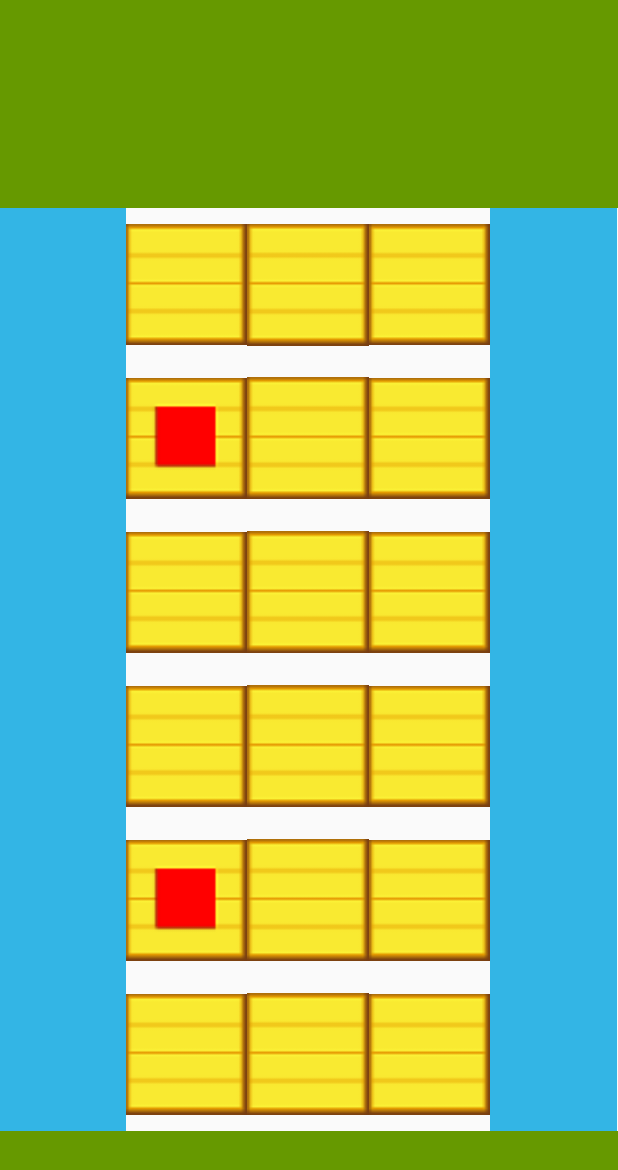
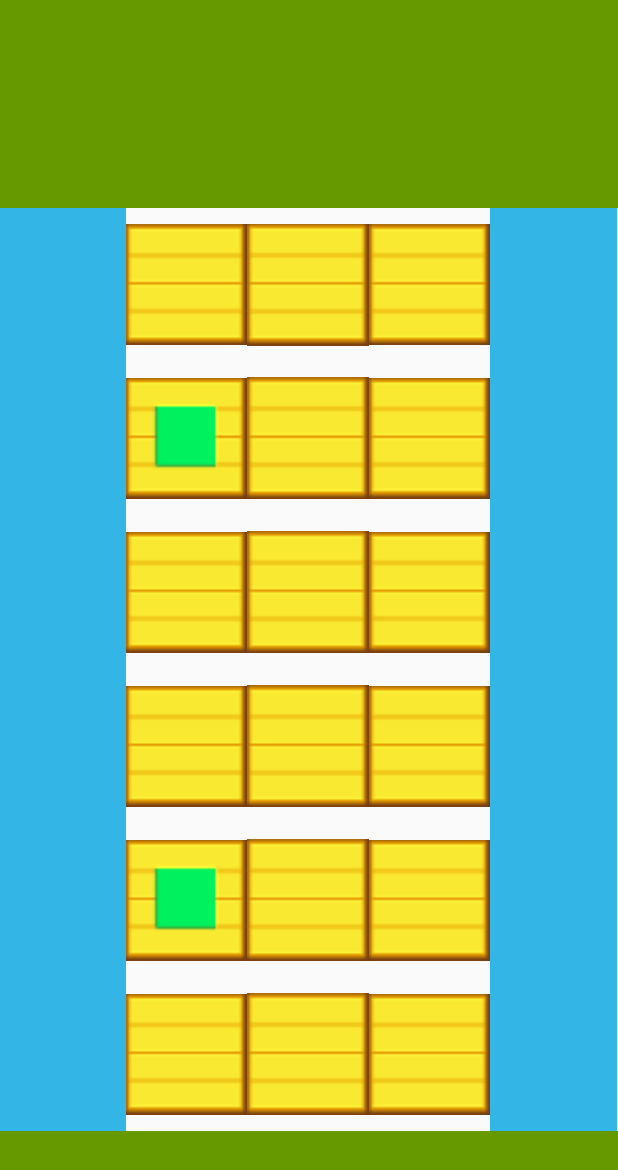
Before and after one commit to quintanw891/BridgeAssault, an Android app: the screen it shows after launch (GameActivity), after a tap on "EASY", on a phone screen of 412 x 824 dp. Shown: the top 1170 px of the screen. Run offline under Robolectric (Android 15) with nearby library versions, the phone set to English and light mode, and no system bars.

Commit message:
Included dynamic random enemy colors

```diff
--- a/app/src/main/java/com/example/william/bridgeassault/GameActivity.java
+++ b/app/src/main/java/com/example/william/bridgeassault/GameActivity.java
@@ -1,10 +1,16 @@
 package com.example.william.bridgeassault;
 
 import android.content.Intent;
+import android.graphics.Canvas;
+import android.graphics.ColorFilter;
 import android.graphics.PorterDuff;
+import android.graphics.drawable.BitmapDrawable;
 import android.graphics.drawable.Drawable;
 import android.os.Handler;
 import android.os.Process;
+import android.support.annotation.NonNull;
+import android.support.annotation.Nullable;
+import android.support.v4.graphics.drawable.RoundedBitmapDrawable;
 import android.support.v7.app.AppCompatActivity;
 import android.os.Bundle;
 import android.util.Log;
@@ -95,13 +101,14 @@ public class GameActivity extends AppCompatActivity {
                             case FILLED_OCCUPIED:
                                 //Log.d("SPACE","is filled_occupied");
                                 imageDrawable = getDrawable(R.drawable.filled_occupied_space);
-                                imageDrawable.setColorFilter( 0xffff0000, PorterDuff.Mode.DST_OVER );
+                                imageDrawable = imageDrawable.mutate().getConstantState().newDrawable();
+                                imageDrawable.setColorFilter( board[i][j].getColor(), PorterDuff.Mode.DST_OVER );
                                 break;
                             case OCCUPIED:
                                 //Log.d("SPACE","is occupied");
                                 imageDrawable = getDrawable(R.drawable.occupied_space);
-                                imageDrawable.setColorFilter( 0xffff0000, PorterDuff.Mode.DST_OVER );
-                                //TODO unique color for each enemy
+                                imageDrawable = imageDrawable.mutate().getConstantState().newDrawable();
+                                imageDrawable.setColorFilter( board[i][j].getColor(), PorterDuff.Mode.DST_OVER );
                                 break;
                         }
                         gameSpaces[i][j].setImageDrawable(imageDrawable);
--- a/app/src/main/java/com/example/william/bridgeassault/bridgeAssault/bridge/Space.java
+++ b/app/src/main/java/com/example/william/bridgeassault/bridgeAssault/bridge/Space.java
@@ -6,6 +6,7 @@ package com.example.william.bridgeassault.bridgeAssault.bridge;
 
 public class Space {
     private SpaceType type;
+    private int enemyColor;
     boolean toVisit;//used by Bridge class' isBroken() method.
 
     Space(){
@@ -19,4 +20,12 @@ public class Space {
     public SpaceType getType(){
         return type;
     }
+
+    public void setColor(int color){
+        enemyColor = color;
+    }
+
+    public int getColor(){
+        return enemyColor;
+    }
 }
```
